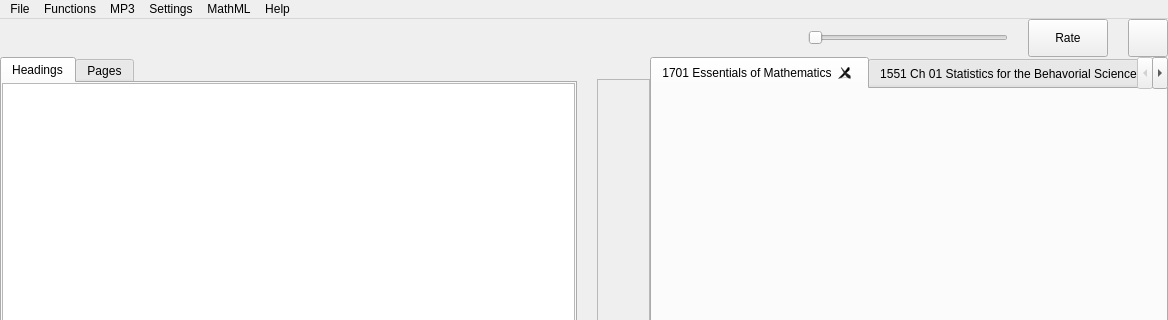
Above: src/forms/mainwindow.ui from DinoZAR/CentralAccessReader before the change; both pictures show x 0 to 1168 and y 0 to 320 of the 1168 by 761 pixel window. Below: the same form after it.
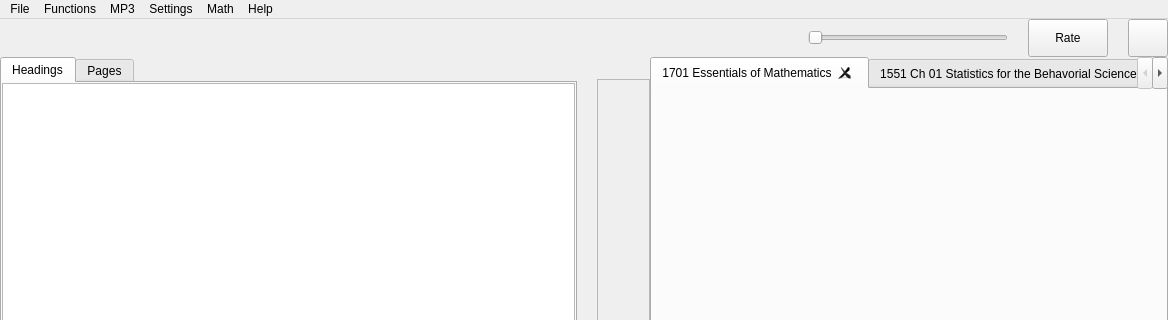
That is the form after the change. Icons and pictures are not drawn. Custom widgets are drawn as their Qt base class.

Commit message: Added the math pattern editor widget. Also using signals to handle data binding.

```diff
--- a/src/forms/mainwindow.ui
+++ b/src/forms/mainwindow.ui
@@ -823,7 +823,7 @@
    </widget>
    <widget class="QMenu" name="menuMathML">
     <property name="title">
-     <string>MathML</string>
+     <string>Math</string>
     </property>
     <addaction name="actionOpen_Pattern_Editor"/>
     <addaction name="actionShow_All_MathML"/>
```
The commit also changes 12 other files.
